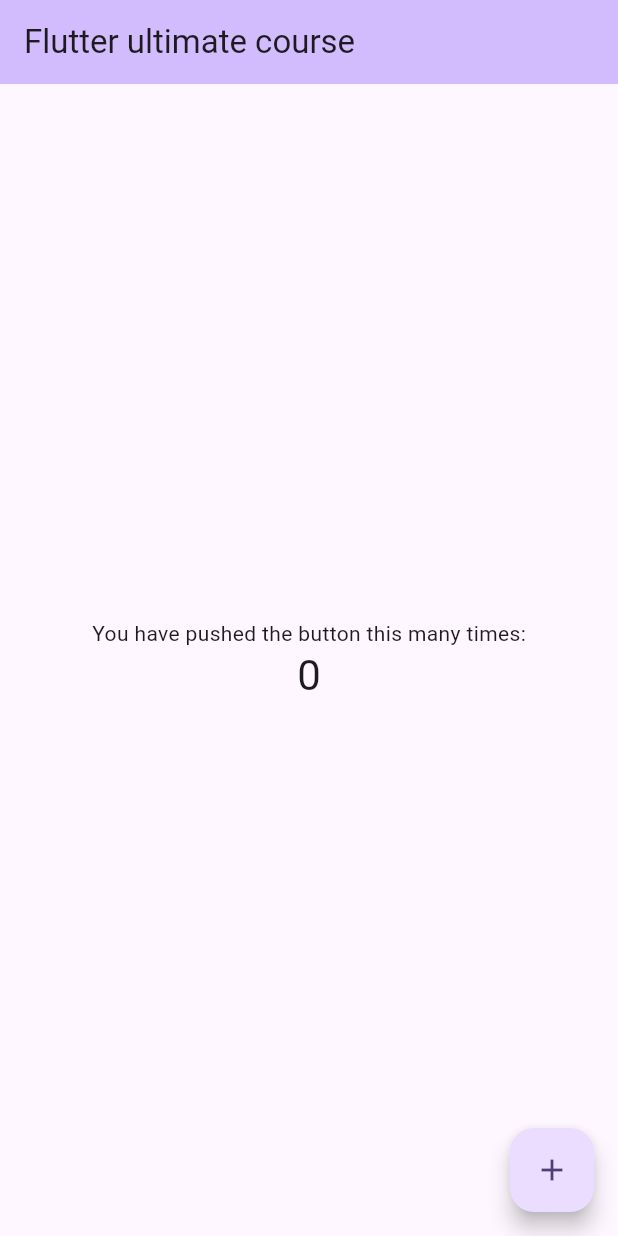
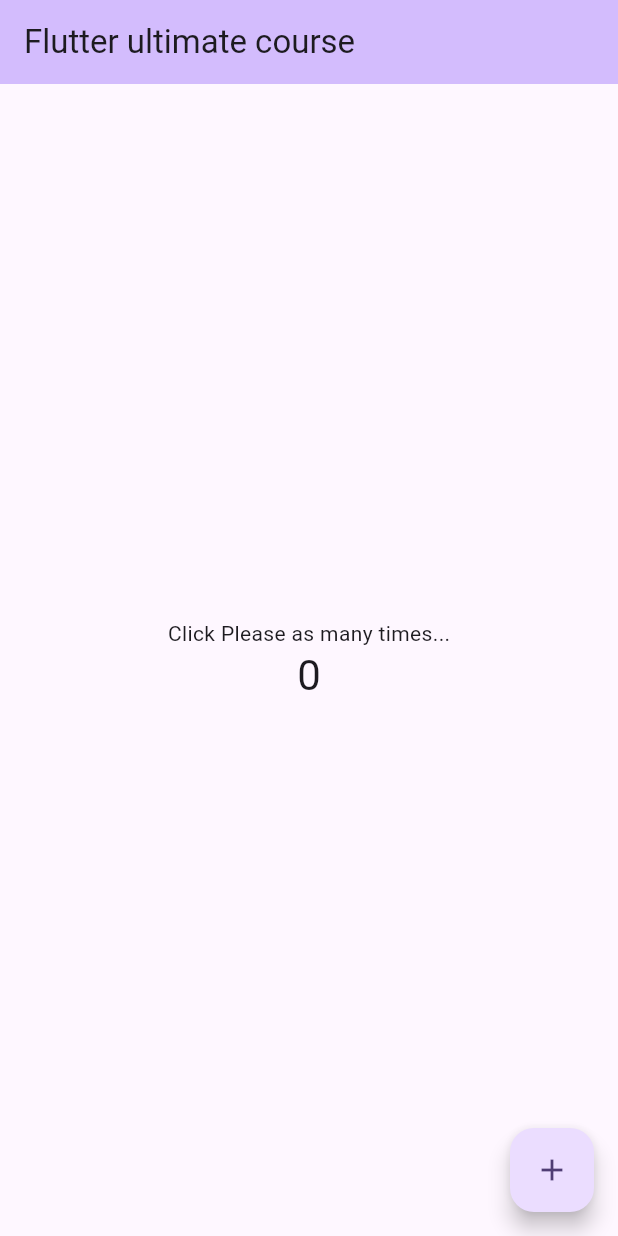
Before and after one commit to LevCey/flutterweb, a Flutter app: the screen it shows after launch, on a phone screen of 412 x 824 dp. Run offline on Flutter 3.47's test engine with Material 3 defaults, Android fonts, the phone set to English and light mode, and no system bars.

Commit message:
click message

```diff
--- a/flutter_ultimate/lib/main.dart
+++ b/flutter_ultimate/lib/main.dart
@@ -49,7 +49,7 @@
         child: Column(
           mainAxisAlignment: MainAxisAlignment.center,
           children: <Widget>[
-            const Text('You have pushed the button this many times:'),
+            const Text('Click Please as many times...'),
             Text(
               '$_counter',
               style: Theme.of(context).textTheme.headlineMedium,
```
